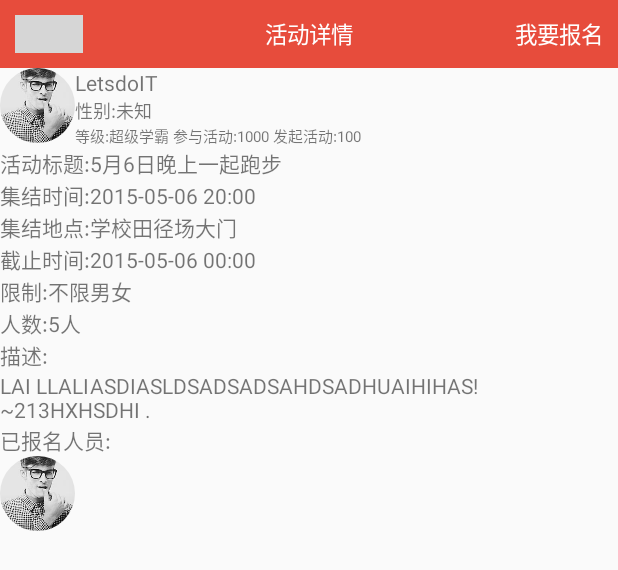
After one commit to Meshine001/LetsStudy, an Android app: the layout activity_event_details.xml on its own in the app's theme, with its tools: preview values and no code run, on a phone screen of 412 x 824 dp. The commit adds this screen. Shown: the top 570 px of the screen. Run offline under Robolectric (Android 15) with nearby library versions, the phone set to English and light mode, and no system bars; grey boxes are pictures that could not be loaded.

Commit message:
Add 2 moudles

```diff
--- a/app/build.gradle
+++ b/app/build.gradle
@@ -42,7 +42,7 @@ dependencies {
     compile 'com.github.bumptech.glide:glide:3.7.0'
     compile 'com.rockerhieu.emojicon:library:1.2'
     compile 'com.jakewharton:butterknife:7.0.1'
-
+    compile project(':multi-image-selector')
 }
 
 apt {
--- a/app/src/main/AndroidManifest.xml
+++ b/app/src/main/AndroidManifest.xml
@@ -64,6 +64,12 @@
         <activity android:name=".SignUpActivity_"/>
         <activity android:name=".MyInfoActivity_"/>
         <activity android:name=".SettingsActivity_"/>
+        <activity android:name=".EventDetailsActivity_"/>
+        <activity android:name=".NewEventActivity_"/>
+
+        <activity
+            android:configChanges="orientation|screenSize"
+            android:name="me.nereo.multi_image_selector.MultiImageSelectorActivity" />
 
 
         <!-- Required Push SDK核心功能-->
--- a/app/src/main/java/com/meshine/letsstudyclient/widget/TopBarView.java
+++ b/app/src/main/java/com/meshine/letsstudyclient/widget/TopBarView.java
@@ -26,6 +26,10 @@ public class TopBarView extends RelativeLayout implements View.OnClickListener {
     @Bind(R.id.tv_top_bar_title)
     TextView mTitleTv;
 
+    // 右边文本
+    @Bind(R.id.tv_top_bar_right)
+    TextView mRightTv;
+
     // 右边的图片
     @Bind(R.id.iv_top_bar_right)
     ImageView mRightIv;
@@ -38,6 +42,7 @@ public class TopBarView extends RelativeLayout implements View.OnClickListener {
 
     private int leftSrc;
     private String centerText;
+    private String rightText;
     private int rightSrc;
     private int warnSrc;
     private boolean isShowWarn;
@@ -46,7 +51,9 @@ public class TopBarView extends RelativeLayout implements View.OnClickListener {
     private boolean isBack;
 
     private float centerTextSize;
+    private float rightTextSize;
     private int centerTextColor;
+    private int rightTextColor;
 
     private View mView;
 
@@ -70,6 +77,7 @@ public class TopBarView extends RelativeLayout implements View.OnClickListener {
         TypedArray ta = context.obtainStyledAttributes(attrs, R.styleable.TopBar);
         leftSrc = ta.getResourceId(R.styleable.TopBar_leftSrc, R.mipmap.ic_launcher);
         centerText = ta.getString(R.styleable.TopBar_centerText);
+        rightText = ta.getString(R.styleable.TopBar_rightText);
         rightSrc = ta.getResourceId(R.styleable.TopBar_rightSrc, R.mipmap.ic_launcher);
         warnSrc = ta.getResourceId(R.styleable.TopBar_warnSrc, R.mipmap.topbar_warn_dot);
         isShowWarn = ta.getBoolean(R.styleable.TopBar_isShowWarn, false);
@@ -77,7 +85,9 @@ public class TopBarView extends RelativeLayout implements View.OnClickListener {
         isShowRight = ta.getBoolean(R.styleable.TopBar_isShowRight, false);
         isBack = ta.getBoolean(R.styleable.TopBar_isBack, false);
         centerTextSize = ta.getDimension(R.styleable.TopBar_centerTextSize, 15);
+        rightTextSize = ta.getDimension(R.styleable.TopBar_rightTextSize, 15);
         centerTextColor = ta.getColor(R.styleable.TopBar_centerTextColor, getResources().getColor(android.R.color.white));
+        rightTextColor = ta.getColor(R.styleable.TopBar_rightTextColor, getResources().getColor(android.R.color.white));
 
         ta.recycle();
 
@@ -115,8 +125,18 @@ public class TopBarView extends RelativeLayout implements View.OnClickListener {
         if (isShowRight) {
             mRightIv.setVisibility(View.VISIBLE);
             mRightIv.setImageResource(rightSrc);
+            if (rightSrc == R.mipmap.ic_launcher){
+                mRightIv.setVisibility(View.GONE);
+            }
+
+            mRightTv.setVisibility(View.VISIBLE);
+            mRightTv.setTextSize(rightTextSize);
+            mRightTv.setTextColor(rightTextColor);
+            mRightTv.setText(rightText);
+
         } else {
             mRightIv.setVisibility(View.INVISIBLE);
+            mRightTv.setVisibility(View.INVISIBLE);
         }
 
         showWarn();
@@ -135,6 +155,7 @@ public class TopBarView extends RelativeLayout implements View.OnClickListener {
     private void initListener() {
         mLeftIv.setOnClickListener(this);
         mRightIv.setOnClickListener(this);
+        mRightTv.setOnClickListener(this);
     }
 
     @Override
--- /dev/null
+++ b/app/src/main/res/layout/activity_event_details.xml
@@ -0,0 +1,126 @@
+<?xml version="1.0" encoding="utf-8"?>
+<LinearLayout xmlns:android="http://schemas.android.com/apk/res/android"
+    xmlns:app ="http://schemas.android.com/apk/res-auto"
+    android:layout_width="match_parent"
+    android:layout_height="match_parent"
+    android:orientation="vertical">
+    <com.meshine.letsstudyclient.widget.TopBarView
+        android:id="@+id/id_event_details_topbar"
+        android:layout_width="match_parent"
+        android:layout_height="@dimen/topbar_height"
+        android:background="@color/colorPrimary"
+        app:leftSrc="@drawable/ic_back"
+        app:isShowRight="true"
+        app:isShowLeft="true"
+        app:isShowWarn="false"
+        app:centerText="@string/add_event_details"
+        app:rightText="@string/join_event"/>
+
+    <LinearLayout
+        android:layout_width="match_parent"
+        android:layout_height="wrap_content"
+        android:orientation="horizontal">
+        <com.meshine.letsstudyclient.widget.CircleImageView
+            android:layout_width="50dp"
+            android:layout_height="50dp"
+            android:src="@drawable/test_u5" />
+        <LinearLayout
+            android:layout_width="match_parent"
+            android:layout_height="wrap_content"
+            android:orientation="vertical">
+            <TextView
+                android:layout_width="wrap_content"
+                android:layout_height="wrap_content"
+                android:text="LetsdoIT"/>
+            <TextView
+                android:layout_width="wrap_content"
+                android:layout_height="wrap_content"
+                android:text="性别:未知"
+                android:textSize="12sp"/>
+            <LinearLayout
+                android:layout_width="match_parent"
+                android:layout_height="wrap_content"
+                android:orientation="horizontal">
+                <TextView
+                    android:layout_width="wrap_content"
+                    android:layout_height="wrap_content"
+                    android:text="等级:超级学霸"
+                    android:textSize="10sp"/>
+                <TextView
+                    android:layout_width="wrap_content"
+                    android:layout_height="wrap_content"
+                    android:text=" 参与活动:1000"
+                    android:textSize="10sp"/>
+                <TextView
+                    android:layout_width="wrap_content"
+                    android:layout_height="wrap_content"
+                    android:text=" 发起活动:100"
+                    android:textSize="10sp"/>
+            </LinearLayout>
+        </LinearLayout>
+    </LinearLayout>
+    <TextView
+        android:layout_width="match_parent"
+        android:layout_height="wrap_content"
+        android:text="活动标题:5月6日晚上一起跑步"/>
+
+    <TextView
+        android:layout_width="match_parent"
+        android:layout_height="wrap_content"
+        android:text="集结时间:2015-05-06 20:00"/>
+
+    <TextView
+        android:layout_width="match_parent"
+        android:layout_height="wrap_content"
+        android:text="集结地点:学校田径场大门"/>
+    <TextView
+        android:layout_width="match_parent"
+        android:layout_height="wrap_content"
+        android:text="截止时间:2015-05-06 00:00"/>
+
+    <TextView
+        android:layout_width="match_parent"
+        android:layout_height="wrap_content"
+        android:text="限制:不限男女"/>
+    <TextView
+        android:layout_width="match_parent"
+        android:layout_height="wrap_content"
+        android:text="人数:5人"/>
+
+    <TextView
+        android:layout_width="match_parent"
+        android:layout_height="wrap_content"
+        android:text="描述:"/>
+    <TextView
+        android:layout_width="match_parent"
+        android:layout_height="wrap_content"
+        android:text="LAI LLALIASDIASLDSADSADSAHDSADHUAIHIHAS!~213HXHSDHI ."/>
+    <TextView
+        android:layout_width="match_parent"
+        android:layout_height="wrap_content"
+        android:text="已报名人员:"/>
+
+    <LinearLayout
+        android:layout_width="match_parent"
+        android:layout_height="wrap_content"
+        android:orientation="horizontal">
+        <com.meshine.letsstudyclient.widget.CircleImageView
+            android:layout_width="50dp"
+            android:layout_height="50dp"
+            android:src="@drawable/test_u5" />
+        <com.meshine.letsstudyclient.widget.CircleImageView
+            android:layout_width="50dp"
+            android:layout_height="50dp" />
+        <com.meshine.letsstudyclient.widget.CircleImageView
+            android:layout_width="50dp"
+            android:layout_height="50dp" />
+        <com.meshine.letsstudyclient.widget.CircleImageView
+            android:layout_width="50dp"
+            android:layout_height="50dp" />
+        <com.meshine.letsstudyclient.widget.CircleImageView
+            android:layout_width="50dp"
+            android:layout_height="50dp" />
+    </LinearLayout>
+
+
+</LinearLayout>
--- a/app/src/main/res/layout/view_top_bar.xml
+++ b/app/src/main/res/layout/view_top_bar.xml
@@ -11,7 +11,7 @@
         android:layout_height="@dimen/topbar_height"
         android:layout_centerVertical="true"
         android:layout_alignParentStart="true"
-        android:src="@drawable/topbar_back_selector"/>
+        android:src="@drawable/ic_back"/>
 
     <TextView
         android:id="@+id/tv_top_bar_title"
@@ -24,18 +24,28 @@
         android:textSize="20sp" />
 
     <ImageView
+        android:visibility="visible"
         android:id="@+id/iv_top_bar_right"
         android:layout_width="wrap_content"
         android:layout_height="wrap_content"
         android:layout_alignParentRight="true"
-        android:layout_centerVertical="true" />
-
+        android:layout_centerVertical="true"
+        />
+    <TextView
+        android:id="@+id/tv_top_bar_right"
+        android:layout_width="wrap_content"
+        android:layout_height="wrap_content"
+        android:layout_alignParentRight="true"
+        android:layout_centerVertical="true"
+        android:singleLine="true"
+        android:textSize="22sp"
+        android:text=""/>
     <ImageView
         android:layout_width="@dimen/topbar_height"
         android:layout_height="@dimen/topbar_height"
         android:id="@+id/iv_top_bar_warn"
         android:layout_alignParentRight="true"
-        android:src="@drawable/topbar_share_selector"
+
         android:visibility="gone" />
 
 </RelativeLayout>
--- a/app/src/main/res/values/attrs.xml
+++ b/app/src/main/res/values/attrs.xml
@@ -12,6 +12,7 @@
     <declare-styleable name="TopBar">
         <attr name="leftSrc" format="reference"></attr>
         <attr name="centerText" format="string"></attr>
+        <attr name="rightText" format="string"></attr>
         <attr name="rightSrc" format="reference"></attr>
 
         <attr name="warnSrc" format="reference"></attr>
@@ -24,5 +25,8 @@
 
         <attr name="centerTextSize" format="dimension"></attr>
         <attr name="centerTextColor" format="color"></attr>
+        <attr name="rightTextSize" format="dimension"></attr>
+        <attr name="rightTextColor" format="color"></attr>
+
     </declare-styleable>
 </resources>
--- a/app/src/main/res/values/strings.xml
+++ b/app/src/main/res/values/strings.xml
@@ -1,5 +1,5 @@
 <resources>
-    <string name="app_name">一起学习吧</string>
+    <string name="app_name">来约吧</string>
     <string name="tab1_string">广场</string>
     <string name="tab2_string">通讯录</string>
     <string name="tab3_string">会话</string>
@@ -13,6 +13,10 @@
     <string name="third_login">使用微信、QQ、微博账号登入</string>
 
     <string name="sign_up_new_user_str">注册新用户</string>
+
+    <string name="add_new_event">发起活动</string>
+    <string name="add_event_details">活动详情</string>
+    <string name="join_event">我要报名</string>
 
 
     <string name="str_chat_recorder_normal">按住说话</string>
--- a/settings.gradle
+++ b/settings.gradle
@@ -1,2 +1,2 @@
-include ':app'
+include ':app', ':multi-image-selector'
 include ':PullToRefresh'
```
Also changed, not shown: app/src/main/java/com/meshine/letsstudyclient/EventDetailsActivity.java (added, +11 -0 lines), app/src/main/java/com/meshine/letsstudyclient/NewEventActivity.java (added, +13 -0 lines), app/src/main/java/com/meshine/letsstudyclient/SignUpActivity.java (+24 -0 lines), app/src/main/java/com/meshine/letsstudyclient/fragment/TabFourFragment.java (+63 -29 lines), app/src/main/java/com/meshine/letsstudyclient/fragment/TabOneFragment.java (+13 -1 lines), app/src/main/java/com/meshine/letsstudyclient/tools/StringUtil.java (added, +9 -0 lines), app/src/main/res/layout/activity_new_event.xml (added, +100 -0 lines), 52 other files.
